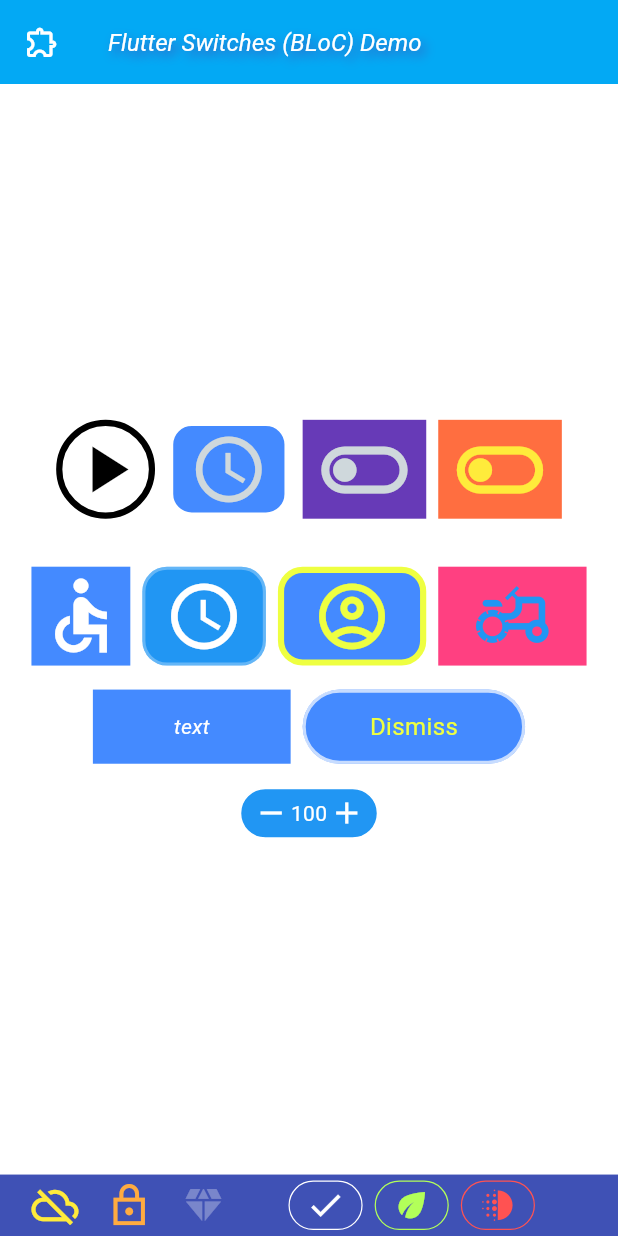
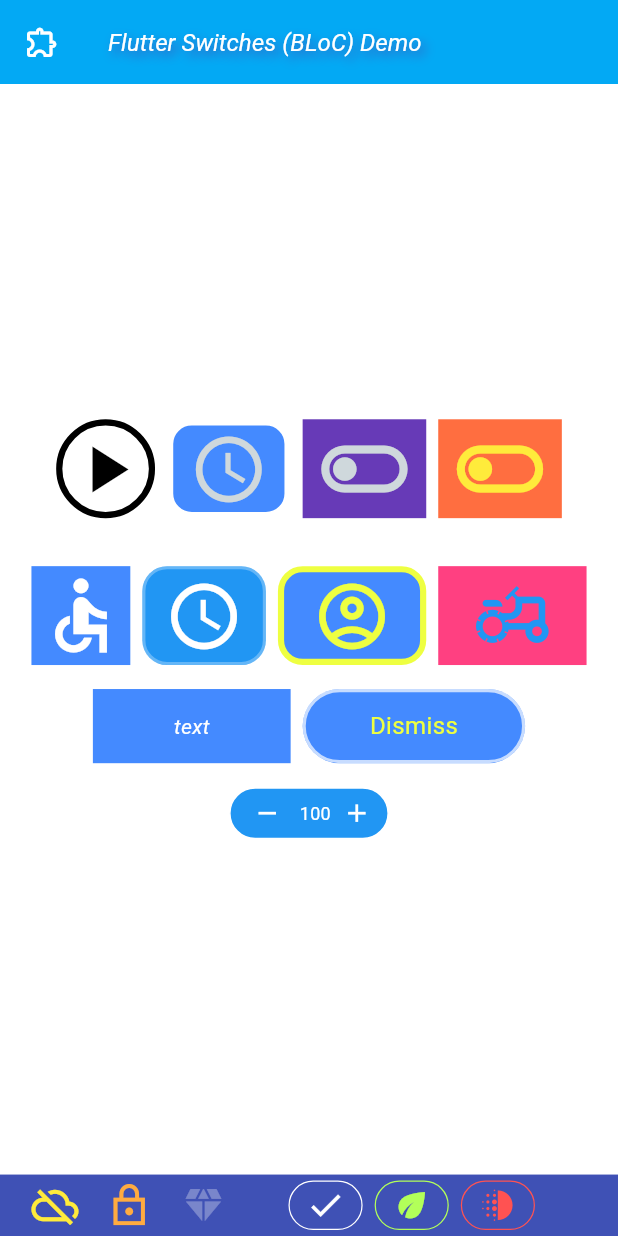
Before and after one commit to mk590901/Event-driven-BLoC-s-switch-widgets, a Flutter app: the screen it shows after launch, on a phone screen of 412 x 824 dp. Run offline on Flutter 3.47's test engine with Material 3 defaults, Android fonts, the phone set to English and light mode, and no system bars; our stand-ins replace flutter_bloc.

Commit message:
Started work on FlatZoomSwitch.

```diff
--- a/lib/blocks/button_bloc.dart
+++ b/lib/blocks/button_bloc.dart
@@ -25,6 +25,9 @@ class ButtonBloc extends Bloc<Event, ButtonState> {
     on<Disable>((event, emit) {
       done(event, emit);
     });
+    on<ChangeText>((event, emit) {
+      done(event, emit);
+    });
   }
 
   void done(Event event, Emitter<ButtonState> emit) {
--- a/lib/widgets/flat_text_button.dart
+++ b/lib/widgets/flat_text_button.dart
@@ -87,7 +87,7 @@ class FlatTextButton extends StatelessWidget implements IClick {
       this.text = text;
       buttonBloc.add(ChangeText());
     } catch (exception) {
-      debugPrint("******* change error *******");
+      debugPrint("* change error * ${exception.toString()}");
     }
   }
 
--- a/lib/widgets/flat_zoom_switch.dart
+++ b/lib/widgets/flat_zoom_switch.dart
@@ -1,4 +1,7 @@
 import 'package:flutter/material.dart';
+
+import 'flat_button.dart';
+import 'flat_text_button.dart';
 
 class FlatZoomSwitch extends StatelessWidget {
   const FlatZoomSwitch({super.key});
@@ -6,21 +9,49 @@ class FlatZoomSwitch extends StatelessWidget {
   @override
   Widget build(BuildContext context) {
 
-    Icon iconMinus = const Icon(
-      Icons.remove,
-      color: Colors.white,
-      size: 24.0,
+    FlatTextButton text = FlatTextButton(
+      width: 7,
+      height: 6,
+      canvasDisabledColor: Colors.blueGrey,
+      textColor: Colors.white,
+      textDisabledColor: Colors.limeAccent,
+      textPressedColor: Colors.white,
+      text: "100",
+      fontSize: 12,
+      onUpAction: () {
+      },
+      onDownAction: () {
+      },
     );
 
-    Icon iconPlus = const Icon(
-      Icons.add,  //  add_outlined
-      color: Colors.white,
-      size: 24.0,
+    FlatButton iconMinus = FlatButton(
+      width: 8,
+      height: 6,
+      iconColor: Colors.white,
+      iconDisabledColor: Colors.blueGrey,
+      iconPressedColor: Colors.limeAccent,
+      iconData: Icons.remove,
+      iconDataPressed: Icons.remove,
+      onUpAction: () {
+        text.changeText('75');
+      },
+      onDownAction: () {
+      },
     );
 
-    Text text = const Text(
-      '100',
-      style: TextStyle(fontSize: 14, color: Colors.white),
+    FlatButton iconPlus = FlatButton(
+      width: 6,
+      height: 6,
+      iconColor: Colors.white,
+      iconDisabledColor: Colors.blueGrey,
+      iconPressedColor: Colors.limeAccent,
+      iconData: Icons.add,
+      iconDataPressed: Icons.add,
+      onUpAction: () {
+        text.changeText('125');
+      },
+      onDownAction: () {
+      },
     );
 
     return Container(
```
